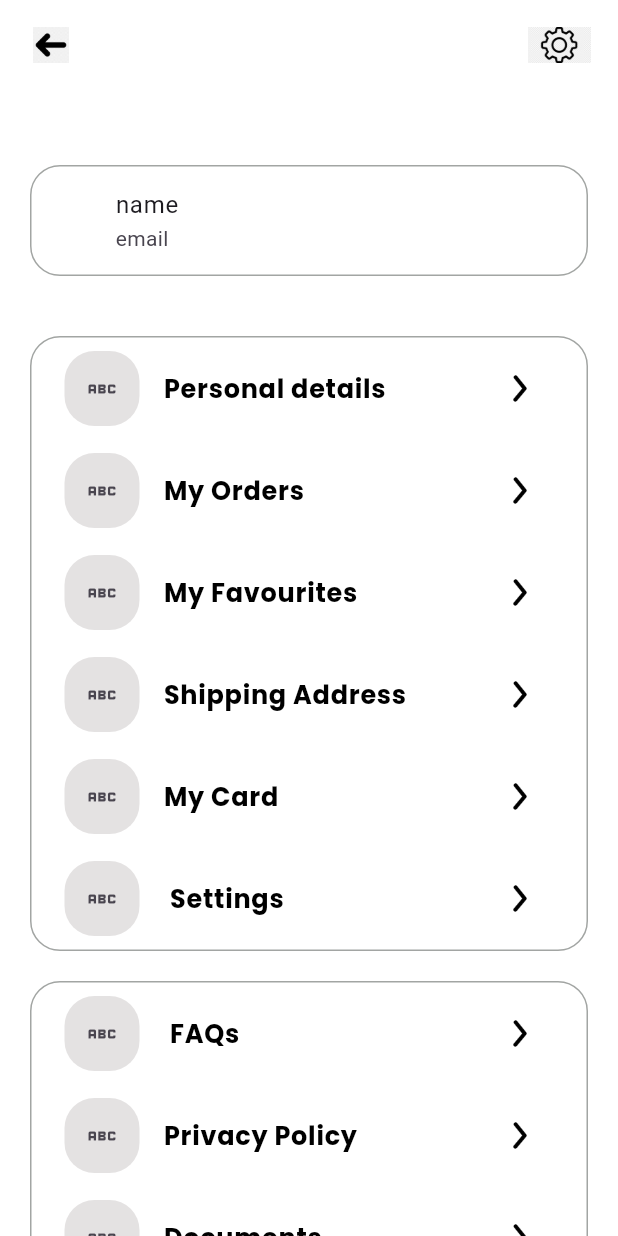
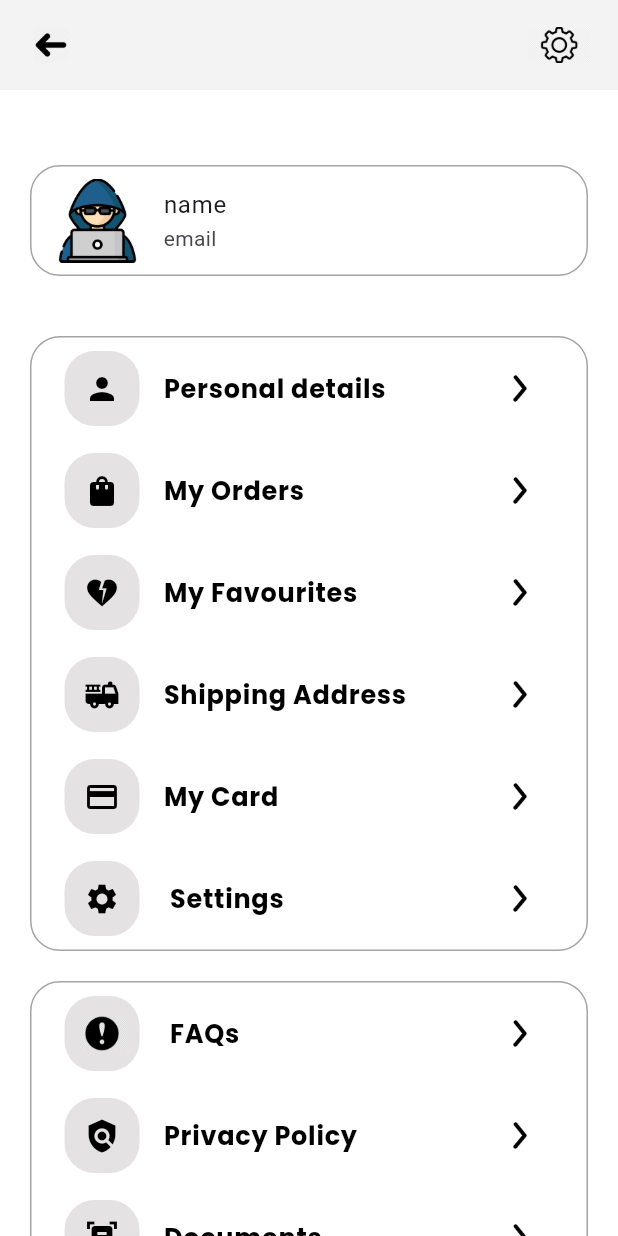
Before and after one commit to irshadcholakkal/Aiden-E-Commerce, a Flutter app: the Profilepage screen opened directly, on a phone screen of 412 x 824 dp. Run offline on Flutter 3.47's test engine with Material 3 defaults, Android fonts, the phone set to English and light mode, and no system bars; our stand-ins replace dots_indicator, flutter_rating_bar, google_fonts, google_nav_bar, iconsax, like_button and 2 more; network calls fail.

Commit message:
some changes

```diff
--- a/lib/main.dart
+++ b/lib/main.dart
@@ -17,6 +17,6 @@ class MainApp extends StatelessWidget {
   @override
   Widget build(BuildContext context) {
     return const MaterialApp(
-        debugShowCheckedModeBanner: false, home: HomePage());
+        debugShowCheckedModeBanner: false, home: WelcomePage());
   }
 }
--- a/lib/view/list_of_pages/home_page.dart
+++ b/lib/view/list_of_pages/home_page.dart
@@ -4,7 +4,6 @@ import 'package:aiden/utils/colors.dart';
 import 'package:aiden/utils/variables.dart';
 import 'package:aiden/view/list_of_pages/profile_page/widget/fav.dart';
 import 'package:aiden/viewmodel/fatch_api.dart';
-import 'package:aiden/view/widgets/custom_nav_bar.dart';
 import 'package:flutter/material.dart';
 import 'package:google_fonts/google_fonts.dart';
 import 'package:like_button/like_button.dart';
--- a/lib/view/list_of_pages/profile_page/profilepage.dart
+++ b/lib/view/list_of_pages/profile_page/profilepage.dart
@@ -1,7 +1,7 @@
 import 'package:aiden/utils/colors.dart';
+import 'package:aiden/view/list_of_pages/profile_page/pages_in_profile/settings.dart';
 import 'package:aiden/view/list_of_pages/profile_page/widget/fav.dart';
 import 'package:aiden/view/list_of_pages/profile_page/widget/listtile.dart';
-import 'package:aiden/view/list_of_pages/profile_page/pages_in_profile/settings.dart';
 import 'package:flutter/material.dart';
 
 class Profilepage extends StatefulWidget {
@@ -26,7 +26,8 @@ class _ProfilepageState extends State<Profilepage> {
                 Container(
                   height: 60,
                   width: MediaQuery.of(context).size.width,
-                  decoration: const BoxDecoration(color: white),
+                  decoration: const BoxDecoration(
+                      color: Color.fromARGB(255, 243, 243, 243)),
                   child: Padding(
                     padding: const EdgeInsets.all(10.0),
                     child: Row(
@@ -34,7 +35,9 @@ class _ProfilepageState extends State<Profilepage> {
                       children: [
                         IconButton(
                             onPressed: () {},
-                            icon: Image.asset("assets/images/backog.png")),
+                            icon: Image.asset(
+                              "assets/images/backog.png",
+                            )),
                         IconButton(
                             onPressed: () {},
                             icon: Image.asset("assets/images/settingsog.png")),
@@ -52,10 +55,12 @@ class _ProfilepageState extends State<Profilepage> {
                       decoration: BoxDecoration(
                           border: Border.all(color: grey),
                           borderRadius: BorderRadius.circular(20)),
-                      child: const ListTile(
-                        leading: SizedBox(),
-                        title: Text("name"),
-                        subtitle: Text("email"),
+                      child: ListTile(
+                        leading: SizedBox(
+                          child: Image.asset("assets/images/hacker_icon.png"),
+                        ),
+                        title: const Text("name"),
+                        subtitle: const Text("email"),
                       )),
                 ),
                 const SizedBox(
@@ -72,37 +77,52 @@ class _ProfilepageState extends State<Profilepage> {
                       children: [
                         listtile(
                             text: "Personal details",
-                            leading: const Icon(Icons.abc),
+                            leading: const Icon(
+                              Icons.person,
+                              color: Colors.black,
+                            ),
                             ontap: () {}),
                         listtile(
                             text: "My Orders",
-                            leading: const Icon(Icons.abc),
+                            leading: const Icon(
+                              Icons.shopping_bag,
+                              color: Colors.black,
+                            ),
                             ontap: () {}),
                         listtile(
                             text: "My Favourites",
-                            leading: const Icon(Icons.abc),
+                            leading:const Icon(Icons.heart_broken,color: black,),
                             ontap: () {
                               Navigator.push(
                                   context,
                                   MaterialPageRoute(
-                                      builder: (context) => FavPage()));
+                                      builder: (context) => const FavPage()));
                             }),
                         listtile(
                             text: "Shipping Address",
-                            leading: const Icon(Icons.abc),
+                            leading: const Icon(
+                              Icons.fire_truck,
+                              color: Colors.black,
+                            ),
                             ontap: () {}),
                         listtile(
                             text: "My Card",
-                            leading: const Icon(Icons.abc),
+                            leading: const Icon(
+                              Icons.credit_card,
+                              color: Colors.black,
+                            ),
                             ontap: () {}),
                         listtile(
                           text: " Settings",
-                          leading: const Icon(Icons.abc),
+                          leading: const Icon(
+                            Icons.settings,
+                            color: Colors.black,
+                          ),
                           ontap: () {
                             Navigator.push(
                                 context,
                                 MaterialPageRoute(
-                                    builder: (context) => Settings()));
+                                    builder: (context) => const Settings()));
                           },
                         )
                       ],
@@ -120,21 +140,36 @@ class _ProfilepageState extends State<Profilepage> {
                       children: [
                         listtile(
                             text: " FAQs",
-                            leading: const Icon(Icons.abc),
+                            leading: Padding(
+                              padding: const EdgeInsets.all(8.0),
+                              child: Image.asset("assets/images/faqs.jpg"),
+                            ),
                             ontap: () {}),
                         listtile(
                             text: "Privacy Policy",
-                            leading: const Icon(Icons.abc),
+                            leading: const Icon(
+                              Icons.policy,
+                              color: Colors.black,
+                            ),
                             ontap: () {}),
                         listtile(
                             text: "Documents",
-                            leading: const Icon(Icons.abc),
+                            leading: const Icon(
+                              Icons.document_scanner,
+                              color: Colors.black,
+                            ),
+                            ontap: () {}),
+                        listtile(
+                            text: "Help",
+                            leading: const Icon(
+                              Icons.help,
+                              color: Colors.black,
+                            ),
                             ontap: () {}),
                       ],
                     ),
                   ),
                 ),
-
               ],
             ),
           ),
--- a/lib/view/list_of_pages/profile_page/widget/listtile.dart
+++ b/lib/view/list_of_pages/profile_page/widget/listtile.dart
@@ -2,7 +2,7 @@ import 'package:aiden/utils/colors.dart';
 import 'package:flutter/material.dart';
 import 'package:google_fonts/google_fonts.dart';
 
-Widget listtile({text, Icon? leading, trailing, void Function()? ontap}) {
+Widget listtile({text, leading, trailing, void Function()? ontap }) {
   return Padding(
     padding: const EdgeInsets.all(6.0),
     child: ListTile(
```
Also changed, not shown: lib/view/widgets/custom_nav_bar.dart (+58 -4 lines), assets/images/faqs.jpg (added).
